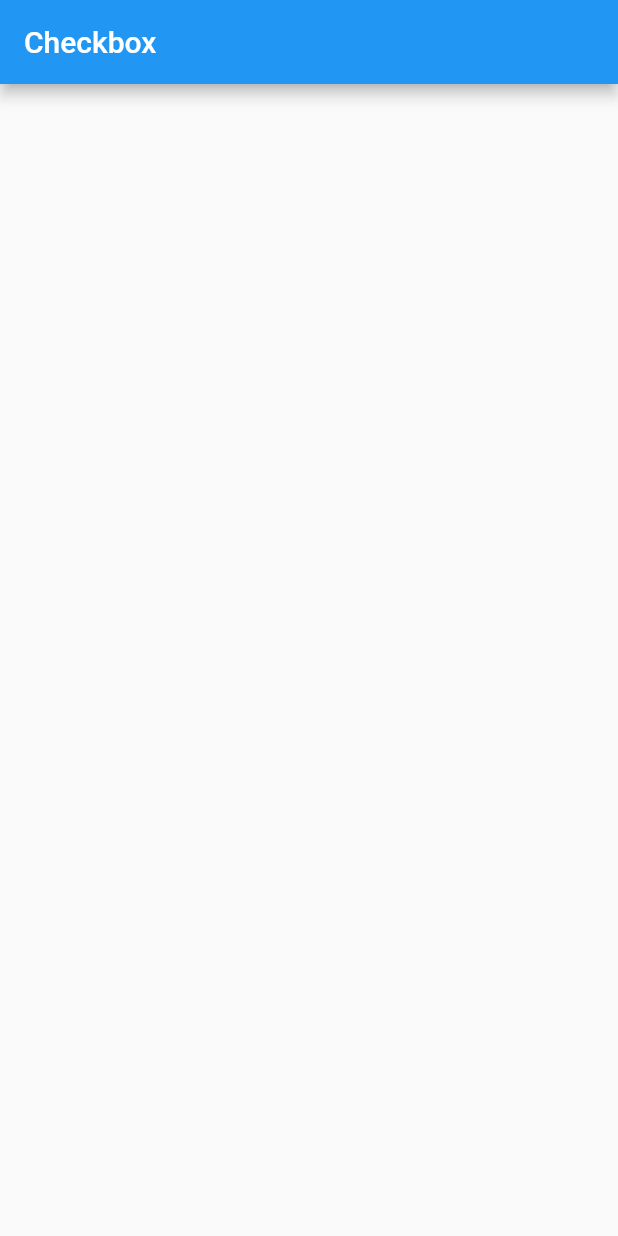
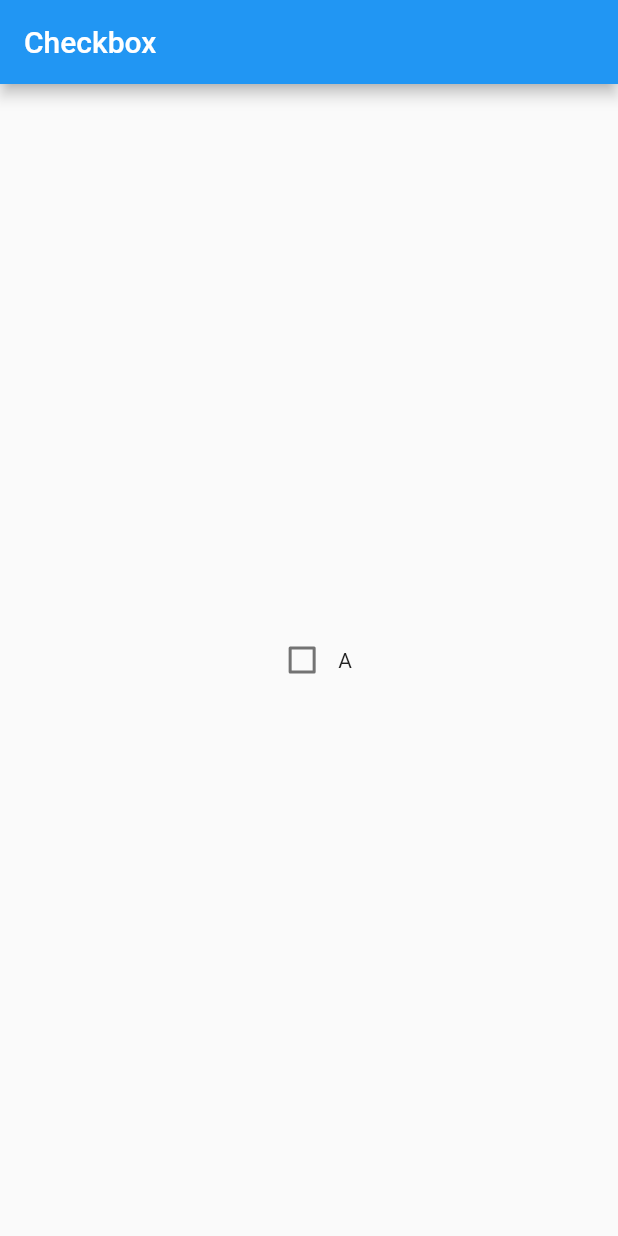
Before and after one commit to Gogo-jiii/Flutter-Checkbox, a Flutter app: the screen it shows after launch, on a phone screen of 412 x 824 dp. Run offline on Flutter 3.47's test engine with Material 2 defaults, Android fonts, the phone set to English and light mode, and no system bars.

```diff
--- a/lib/main.dart
+++ b/lib/main.dart
@@ -1,3 +1,4 @@
+import 'package:flutter/foundation.dart';
 import 'package:flutter/material.dart';
 
 void main() {
@@ -30,13 +31,35 @@ class MyHomePage extends StatefulWidget {
 }
 
 class _MyHomePageState extends State<MyHomePage> {
+  bool checkboxValue = false;
+
   @override
   Widget build(BuildContext context) {
     return Scaffold(
       appBar: AppBar(
         title: Text(widget.title),
       ),
-      body: Center(),
+      body: Center(
+        child: Row(
+          mainAxisAlignment: MainAxisAlignment.center,
+          children: [
+            Checkbox(
+              onChanged: (bool? value) {
+                setState(() {
+                  if (value != null) {
+                    checkboxValue = value;
+                    if (kDebugMode) {
+                      print(checkboxValue);
+                    }
+                  }
+                });
+              },
+              value: checkboxValue,
+            ),
+            const Text("A"),
+          ],
+        ),
+      ),
     );
   }
 }
```
